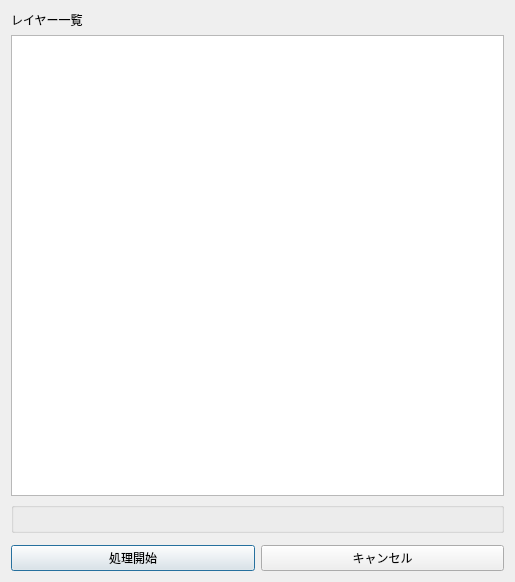
First picture: the form in QGIS2PlugX_dialog.ui, repository MIERUNE/qgis-plugx-plugin, before the edit.
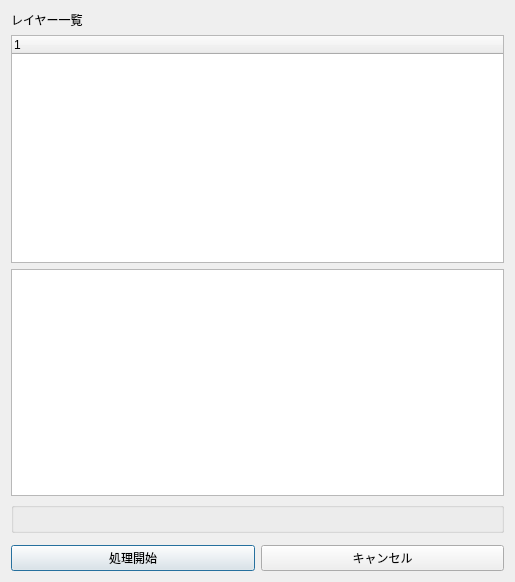
Second picture: the form after the edit. Custom widgets are drawn as their Qt base class.

Diff of the .ui file:
```diff
--- a/QGIS2PlugX_dialog.ui
+++ b/QGIS2PlugX_dialog.ui
@@ -21,6 +21,15 @@
      </property>
     </widget>
    </item>
+   <item>
+    <widget class="QTreeWidget" name="layerTree">
+     <column>
+      <property name="text">
+       <string notr="true">1</string>
+      </property>
+     </column>
+    </widget>
+   </item>
    <item>
     <widget class="QListWidget" name="layerListWidget"/>
    </item>
```
